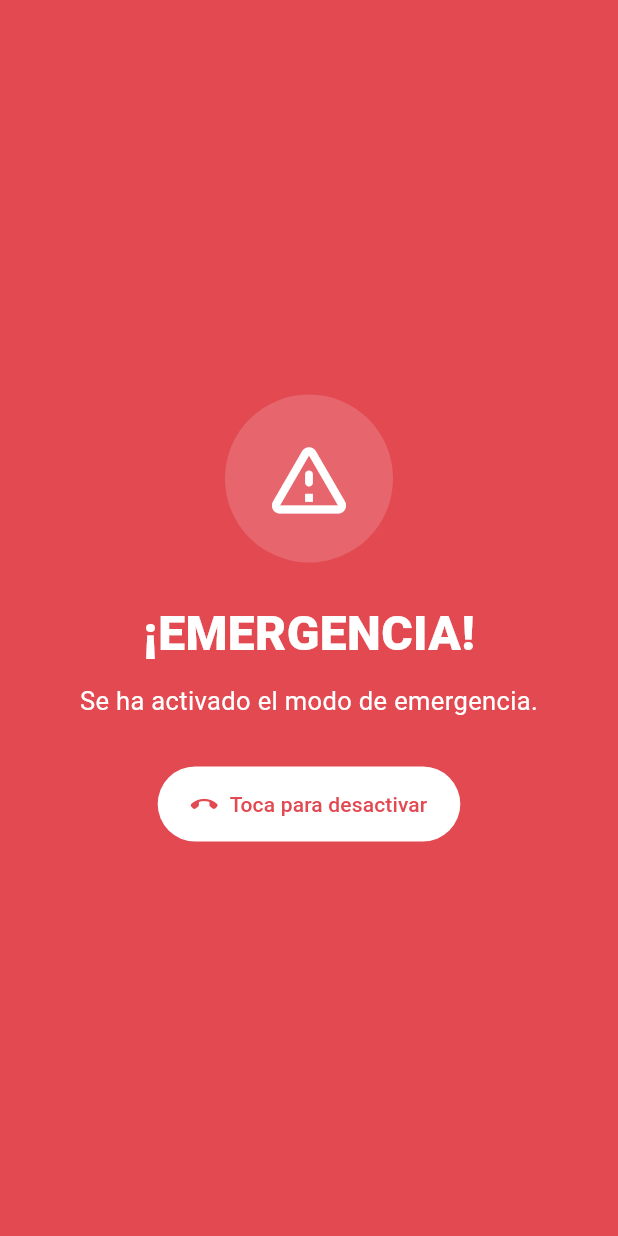
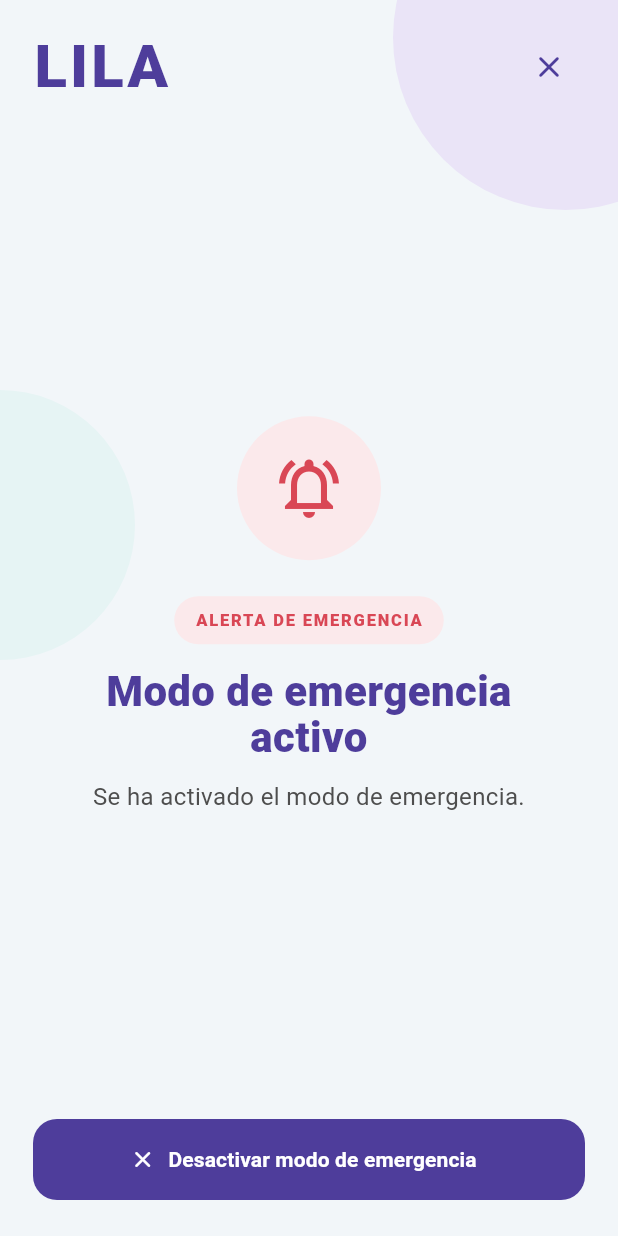
Before and after one commit to JuanCa-Restrepo/Front-App-LILA, a Flutter app: the _EmergencyOverlay widget shown alone on an empty page, opened directly with empty values, on a phone screen of 412 x 824 dp. Run offline on Flutter 3.47's test engine with Material 3 defaults, Android fonts, the phone set to English and light mode, and no system bars; our stand-ins replace dio, flutter_secure_storage, googleapis_auth, image_picker, shared_preferences; missing offline and left inert: googleapis; accounts and stored records are empty; network calls fail.

Commit message:
style: unificar vista del botón de pánico

```diff
--- a/lib/presentation/views/home/home_page.dart
+++ b/lib/presentation/views/home/home_page.dart
@@ -75,7 +75,8 @@ class _HomePageState extends State<HomePage> {
   Widget build(BuildContext context) {
     return Scaffold(
       backgroundColor: OnboardingPalette.background,
-      bottomNavigationBar: MediaQuery.viewInsetsOf(context).bottom > 0
+      bottomNavigationBar:
+          _showEmergencyOverlay || MediaQuery.viewInsetsOf(context).bottom > 0
           ? null
           : const AppBottomBar.embedded(),
       body: SafeArea(
@@ -177,7 +178,7 @@ class _HomePageState extends State<HomePage> {
                 );
               },
             ),
-            const SideChat(bottom: 18),
+            if (!_showEmergencyOverlay) const SideChat(bottom: 18),
             if (_showEmergencyOverlay)
               _EmergencyOverlay(onClose: _closeEmergency),
           ],
@@ -861,58 +862,126 @@ class _EmergencyOverlay extends StatelessWidget {
   Widget build(BuildContext context) {
     return Positioned.fill(
       child: ColoredBox(
-        color: const Color(0xFFE24951),
+        color: OnboardingPalette.background,
+        child: Stack(
+          children: [
+            const Positioned.fill(child: _HomeBackground()),
+            LayoutBuilder(
+              builder: (context, constraints) => SingleChildScrollView(
                 child: Center(
+                  child: ConstrainedBox(
+                    constraints: BoxConstraints(
+                      maxWidth: 640,
+                      minHeight: constraints.maxHeight,
+                    ),
                     child: Padding(
-            padding: const EdgeInsets.all(30),
+                      padding: const EdgeInsets.fromLTRB(22, 16, 22, 24),
                       child: Column(
-              mainAxisAlignment: MainAxisAlignment.center,
+                        mainAxisAlignment: MainAxisAlignment.spaceBetween,
+                        children: [
+                          Row(
+                            children: [
+                              const LilaWordmark(),
+                              const Spacer(),
+                              IconButton.filledTonal(
+                                tooltip: 'Cerrar modo de emergencia',
+                                onPressed: onClose,
+                                icon: const Icon(Icons.close_rounded),
+                                style: IconButton.styleFrom(
+                                  backgroundColor: OnboardingPalette.palePurple,
+                                  foregroundColor: OnboardingPalette.purple,
+                                ),
+                              ),
+                            ],
+                          ),
+                          Padding(
+                            padding: const EdgeInsets.symmetric(vertical: 28),
+                            child: Column(
                               children: [
                                 Container(
-                  width: 112,
-                  height: 112,
-                  decoration: BoxDecoration(
-                    color: Colors.white.withValues(alpha: 0.16),
+                                  width: 96,
+                                  height: 96,
+                                  decoration: const BoxDecoration(
+                                    color: Color(0xFFFBE9EB),
                                     shape: BoxShape.circle,
                                   ),
                                   child: const Icon(
-                    Icons.warning_amber_rounded,
-                    size: 62,
-                    color: Colors.white,
+                                    Icons.notifications_active_outlined,
+                                    size: 48,
+                                    color: Color(0xFFD94755),
                                   ),
                                 ),
                                 const SizedBox(height: 24),
-                const Text(
-                  '¡EMERGENCIA!',
+                                Container(
+                                  padding: const EdgeInsets.symmetric(
+                                    horizontal: 14,
+                                    vertical: 8,
+                                  ),
+                                  decoration: BoxDecoration(
+                                    color: const Color(0xFFFBE9EB),
+                                    borderRadius: BorderRadius.circular(30),
+                                  ),
+                                  child: const Text(
+                                    'ALERTA DE EMERGENCIA',
                                     style: TextStyle(
-                    fontSize: 32,
-                    fontWeight: FontWeight.w900,
-                    color: Colors.white,
+                                      color: Color(0xFFD94755),
+                                      fontSize: 11,
+                                      fontWeight: FontWeight.w800,
+                                      letterSpacing: 1.2,
                                     ),
                                   ),
-                const SizedBox(height: 10),
+                                ),
+                                const SizedBox(height: 16),
+                                const Text(
+                                  'Modo de emergencia\nactivo',
+                                  textAlign: TextAlign.center,
+                                  style: TextStyle(
+                                    color: OnboardingPalette.purple,
+                                    fontSize: 28,
+                                    fontWeight: FontWeight.w800,
+                                    height: 1.12,
+                                  ),
+                                ),
+                                const SizedBox(height: 12),
                                 const Text(
                                   'Se ha activado el modo de emergencia.',
                                   textAlign: TextAlign.center,
-                  style: TextStyle(fontSize: 17, color: Colors.white),
+                                  style: TextStyle(
+                                    color: OnboardingPalette.ink,
+                                    fontSize: 16,
+                                    height: 1.4,
                                   ),
-                const SizedBox(height: 32),
-                FilledButton.icon(
-                  onPressed: onClose,
-                  style: FilledButton.styleFrom(
-                    backgroundColor: Colors.white,
-                    foregroundColor: const Color(0xFFE24951),
-                    padding: const EdgeInsets.symmetric(
-                      horizontal: 22,
-                      vertical: 15,
-                    ),
-                  ),
-                  icon: const Icon(Icons.call_end_rounded),
-                  label: const Text('Toca para desactivar'),
                                 ),
                               ],
                             ),
                           ),
+                          SizedBox(
+                            width: double.infinity,
+                            height: 54,
+                            child: FilledButton.icon(
+                              onPressed: onClose,
+                              style: FilledButton.styleFrom(
+                                backgroundColor: OnboardingPalette.purple,
+                                foregroundColor: Colors.white,
+                                shape: RoundedRectangleBorder(
+                                  borderRadius: BorderRadius.circular(16),
+                                ),
+                              ),
+                              icon: const Icon(Icons.close_rounded),
+                              label: const Text(
+                                'Desactivar modo de emergencia',
+                                style: TextStyle(fontWeight: FontWeight.w700),
+                              ),
+                            ),
+                          ),
+                        ],
+                      ),
+                    ),
+                  ),
+                ),
+              ),
+            ),
+          ],
         ),
       ),
     );
```
Also changed, not shown: 1 other file. Lines whose indentation alone changed are shown as unchanged.
